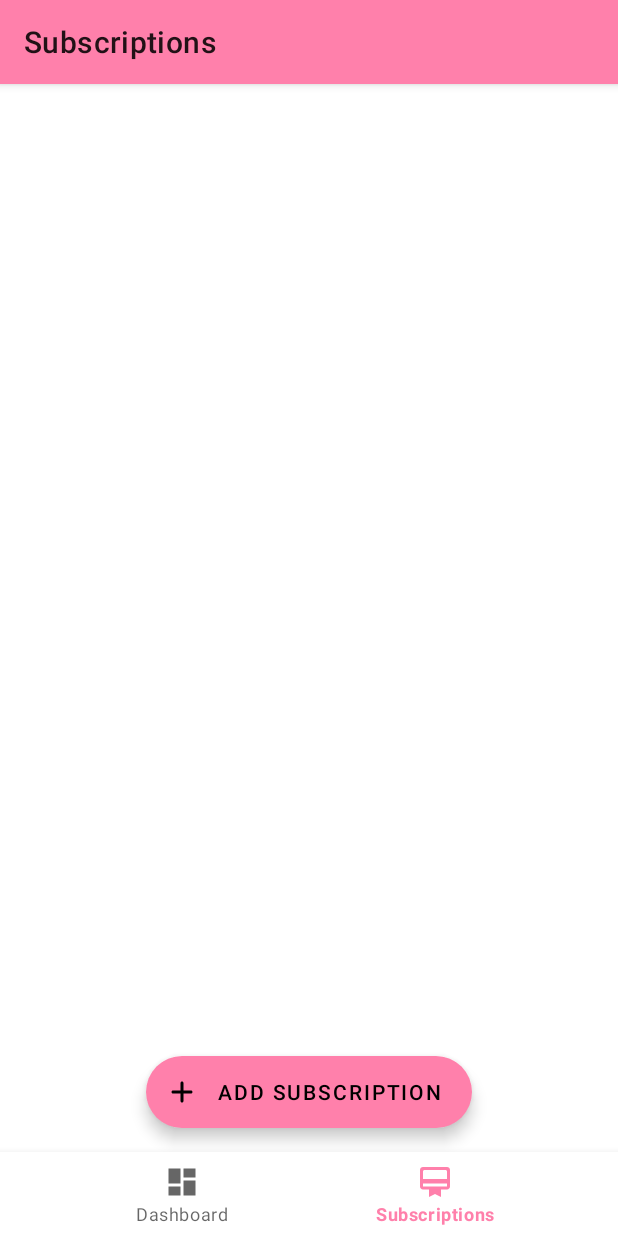
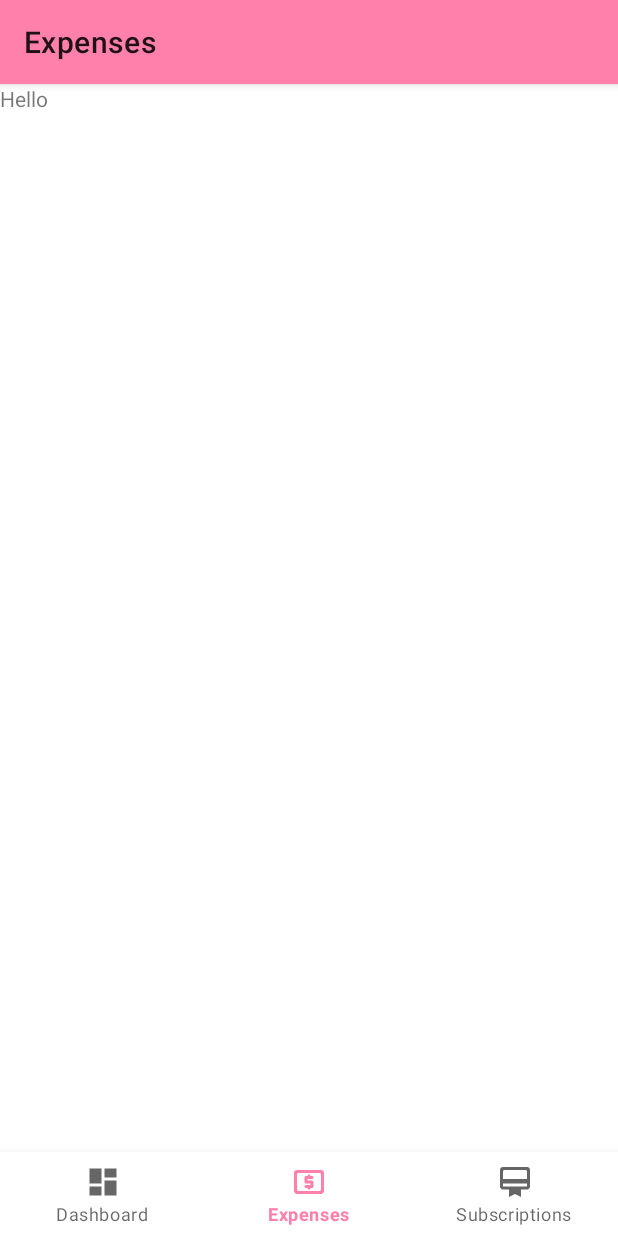
Before and after one commit to XinnyLiuu/Piggy, an Android app: the screen it shows after launch (MainActivity), item 2 of the bottom bar chosen, on a phone screen of 412 x 824 dp. Run offline under Robolectric (Android 15) with nearby library versions, the light colour scheme and no system bars; our stand-ins replace navigation-ui; libraries missing offline, so code that uses them is left out: com.github.mikephil.charting; 40 statements that could not run were skipped.

Commit message:
added expenses view

```diff
--- a/app/src/main/java/com/xl4998/piggy/MainActivity.kt
+++ b/app/src/main/java/com/xl4998/piggy/MainActivity.kt
@@ -18,7 +18,7 @@ class MainActivity : AppCompatActivity() {
         val navView: BottomNavigationView = findViewById(R.id.nav_view)
         val navController = findNavController(R.id.nav_host_fragment)
         val appBarConfiguration = AppBarConfiguration(
-            setOf(R.id.navigation_dashboard, R.id.navigation_subscriptions)
+            setOf(R.id.navigation_dashboard, R.id.navigation_expenses, R.id.navigation_subscriptions)
         )
         setupActionBarWithNavController(navController, appBarConfiguration)
         navView.setupWithNavController(navController)
--- a/app/src/main/java/com/xl4998/piggy/ui/dashboard/DashboardFragment.kt
+++ b/app/src/main/java/com/xl4998/piggy/ui/dashboard/DashboardFragment.kt
@@ -62,7 +62,7 @@ class DashboardFragment : Fragment() {
         pie = view.findViewById(R.id.pie)
         pie.description.isEnabled = false
         pie.dragDecelerationFrictionCoef = 0.95f
-        pie.setExtraOffsets(25f, 10f, 25f, 5f)
+        pie.setExtraOffsets(20f, 10f, 20f, 10f)
         pie.setUsePercentValues(true)
         pie.rotationAngle = 0f
         pie.isRotationEnabled = true
@@ -80,7 +80,7 @@ class DashboardFragment : Fragment() {
         pie.setHoleColor(Color.WHITE)
         pie.centerText = generateCenterSpannableText()
 
-        setData(10, 5f)
+        setData(8, 5f)
 
         // Pie Chart legend
         val legend: Legend = pie.legend
--- /dev/null
+++ b/app/src/main/java/com/xl4998/piggy/ui/expenses/ExpensesFragment.kt
@@ -0,0 +1,33 @@
+package com.xl4998.piggy.ui.expenses
+
+import androidx.lifecycle.ViewModelProviders
+import android.os.Bundle
+import androidx.fragment.app.Fragment
+import android.view.LayoutInflater
+import android.view.View
+import android.view.ViewGroup
+
+import com.xl4998.piggy.R
+
+class ExpensesFragment : Fragment() {
+
+    companion object {
+        fun newInstance() = ExpensesFragment()
+    }
+
+    private lateinit var viewModel: ExpensesViewModel
+
+    override fun onCreateView(
+        inflater: LayoutInflater, container: ViewGroup?,
+        savedInstanceState: Bundle?
+    ): View? {
+        return inflater.inflate(R.layout.fragment_expenses, container, false)
+    }
+
+    override fun onActivityCreated(savedInstanceState: Bundle?) {
+        super.onActivityCreated(savedInstanceState)
+        viewModel = ViewModelProviders.of(this).get(ExpensesViewModel::class.java)
+        // TODO: Use the ViewModel
+    }
+
+}
--- /dev/null
+++ b/app/src/main/java/com/xl4998/piggy/ui/expenses/ExpensesViewModel.kt
@@ -0,0 +1,7 @@
+package com.xl4998.piggy.ui.expenses
+
+import androidx.lifecycle.ViewModel
+
+class ExpensesViewModel : ViewModel() {
+    // TODO: Implement the ViewModel
+}
--- a/app/src/main/res/drawable/round_card_membership_24.xml
+++ b/app/src/main/res/drawable/round_card_membership_24.xml
@@ -4,6 +4,6 @@
     android:viewportWidth="24"
     android:viewportHeight="24">
   <path
-      android:fillColor="#FFFFFF"
+      android:fillColor="#000000"
       android:pathData="M20,2L4,2c-1.11,0 -2,0.89 -2,2v11c0,1.11 0.89,2 2,2h4v5l4,-2 4,2v-5h4c1.11,0 2,-0.89 2,-2L22,4c0,-1.11 -0.89,-2 -2,-2zM20,15L4,15v-2h16v2zM20,10L4,10L4,5c0,-0.55 0.45,-1 1,-1h14c0.55,0 1,0.45 1,1v5z"/>
 </vector>
--- /dev/null
+++ b/app/src/main/res/drawable/round_local_atm_24.xml
@@ -0,0 +1,9 @@
+<vector xmlns:android="http://schemas.android.com/apk/res/android"
+    android:width="24dp"
+    android:height="24dp"
+    android:viewportWidth="24"
+    android:viewportHeight="24">
+  <path
+      android:fillColor="#000000"
+      android:pathData="M20,4L4,4c-1.11,0 -1.99,0.89 -1.99,2L2,18c0,1.11 0.89,2 2,2h16c1.11,0 2,-0.89 2,-2L22,6c0,-1.11 -0.89,-2 -2,-2zM20,17c0,0.55 -0.45,1 -1,1L5,18c-0.55,0 -1,-0.45 -1,-1L4,7c0,-0.55 0.45,-1 1,-1h14c0.55,0 1,0.45 1,1v10zM14,10c0.55,0 1,-0.45 1,-1s-0.45,-1 -1,-1h-1v-0.01c0,-0.55 -0.45,-1 -1,-1s-1,0.45 -1,1L11,8h-1c-0.55,0 -1,0.45 -1,1v3c0,0.55 0.45,1 1,1h3v1h-3c-0.55,0 -1,0.45 -1,1s0.45,1 1,1h1c0,0.55 0.45,1 1,1s1,-0.45 1,-1h1c0.55,0 1,-0.45 1,-1v-3c0,-0.55 -0.45,-1 -1,-1h-3v-1h3z"/>
+</vector>
--- /dev/null
+++ b/app/src/main/res/layout/fragment_expenses.xml
@@ -0,0 +1,13 @@
+<?xml version="1.0" encoding="utf-8"?>
+<FrameLayout xmlns:android="http://schemas.android.com/apk/res/android"
+    xmlns:tools="http://schemas.android.com/tools"
+    android:layout_width="match_parent"
+    android:layout_height="match_parent"
+    tools:context=".ui.expenses.ExpensesFragment">
+
+    <TextView
+        android:layout_width="match_parent"
+        android:layout_height="match_parent"
+        android:text="Hello" />
+
+</FrameLayout>
--- a/app/src/main/res/menu/bottom_nav_menu.xml
+++ b/app/src/main/res/menu/bottom_nav_menu.xml
@@ -7,6 +7,11 @@
         android:title="@string/title_dashboard" />
 
     <item
+        android:id="@+id/navigation_expenses"
+        android:icon="@drawable/round_local_atm_24"
+        android:title="Expenses" />
+
+    <item
         android:id="@+id/navigation_subscriptions"
         android:icon="@drawable/round_card_membership_24"
         android:title="@string/title_subscriptions" />
--- a/app/src/main/res/navigation/mobile_navigation.xml
+++ b/app/src/main/res/navigation/mobile_navigation.xml
@@ -12,6 +12,12 @@
         tools:layout="@layout/fragment_dashboard" />
 
     <fragment
+        android:id="@+id/navigation_expenses"
+        android:name="com.xl4998.piggy.ui.expenses.ExpensesFragment"
+        android:label="Expenses"
+        tools:layout="@layout/fragment_expenses" />
+
+    <fragment
         android:id="@+id/navigation_subscriptions"
         android:name="com.xl4998.piggy.ui.subscriptions.SubscriptionsFragment"
         android:label="@string/title_subscriptions"
```
